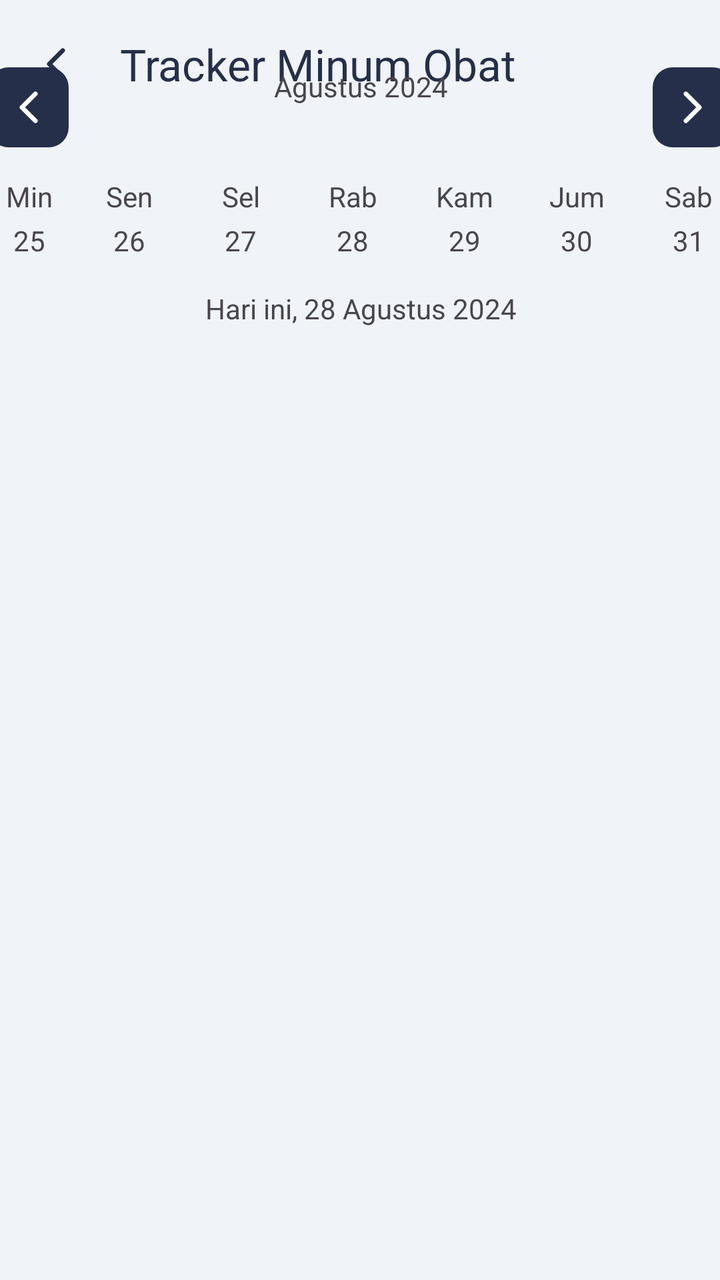
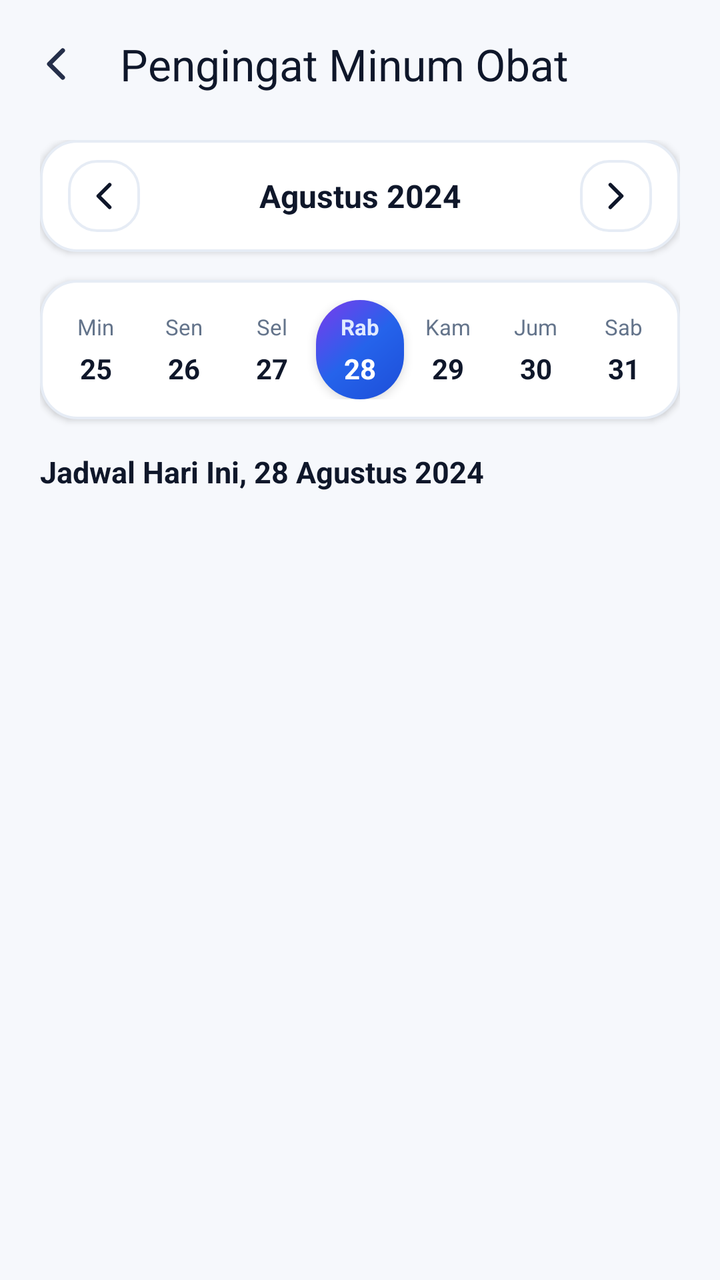

Screens rendered from an Android XML layout before and after an edit, with the pre-edit source and the edit as a unified diff.
<!-- AndroidManifest.xml: application theme Theme.PatientMobileApp -->
<!-- res/layout/activity_tracker_minum_obat.xml -->
<?xml version="1.0" encoding="utf-8"?>
<androidx.constraintlayout.widget.ConstraintLayout xmlns:android="http://schemas.android.com/apk/res/android"
    xmlns:app="http://schemas.android.com/apk/res-auto"
    xmlns:tools="http://schemas.android.com/tools" android:id="@+id/main" android:layout_width="match_parent" android:layout_height="match_parent" android:background="@color/abu" tools:context=".TrackerMinumObat">

    <androidx.appcompat.widget.Toolbar android:id="@+id/trackerobat" android:layout_width="match_parent" android:layout_height="wrap_content" android:background="@color/abu" android:minHeight="?attr/actionBarSize" app:layout_constraintEnd_toEndOf="parent" app:layout_constraintStart_toStartOf="parent" app:layout_constraintTop_toTopOf="parent" app:navigationIcon="@drawable/ion_chevron_back" app:title="Tracker Minum Obat" app:titleTextColor="@color/biruTua" />

    <LinearLayout android:layout_width="372dp" android:layout_height="637dp" android:orientation="vertical" app:layout_constraintBottom_toBottomOf="parent" app:layout_constraintEnd_toEndOf="parent" app:layout_constraintStart_toStartOf="parent" app:layout_constraintTop_toBottomOf="@+id/trackerobat">

        <LinearLayout android:layout_width="match_parent" android:layout_height="wrap_content" android:layout_marginBottom="15dp" android:orientation="horizontal">

            <ImageButton android:id="@+id/buttonprev" android:layout_width="40dp" android:layout_height="40dp" android:background="@drawable/button_biru" android:src="@drawable/ion_chevron_back" android:contentDescription="Back" app:tint="@android:color/white" />

            <TextView android:id="@+id/textView2" android:layout_width="225dp" android:layout_height="wrap_content" android:layout_weight="1" android:text="Agustus 2024" android:textAlignment="center" />

            <ImageButton android:id="@+id/buttonnext" android:layout_width="40dp" android:layout_height="40dp" android:background="@drawable/button_biru" android:src="@drawable/ion_chevron_back" android:contentDescription="Back" android:rotation="180" app:tint="@android:color/white" />
        </LinearLayout>

        <LinearLayout android:layout_width="match_parent" android:layout_height="wrap_content" android:layout_marginBottom="15dp" android:orientation="horizontal">

            <LinearLayout android:layout_width="41dp" android:layout_height="match_parent" android:layout_marginRight="10dp" android:orientation="vertical">

                <TextView android:id="@+id/textView3" android:layout_width="match_parent" android:layout_height="wrap_content" android:layout_marginBottom="3dp" android:text="Min" android:textAlignment="center" />

                <TextView android:id="@+id/textView6" android:layout_width="match_parent" android:layout_height="wrap_content" android:text="25" android:textAlignment="center" />
            </LinearLayout>

            <LinearLayout android:layout_width="39dp" android:layout_height="match_parent" android:layout_marginRight="16dp" android:orientation="vertical">

                <TextView android:id="@+id/textView20" android:layout_width="match_parent" android:layout_height="wrap_content" android:layout_marginBottom="3dp" android:text="Sen" android:textAlignment="center" />

                <TextView android:id="@+id/textView21" android:layout_width="match_parent" android:layout_height="wrap_content" android:text="26" android:textAlignment="center" />
            </LinearLayout>

            <LinearLayout android:layout_width="40dp" android:layout_height="match_parent" android:layout_marginRight="16dp" android:orientation="vertical">

                <TextView android:id="@+id/textView22" android:layout_width="match_parent" android:layout_height="wrap_content" android:layout_marginBottom="3dp" android:text="Sel" android:textAlignment="center" />

                <TextView android:id="@+id/textView23" android:layout_width="match_parent" android:layout_height="wrap_content" android:text="27" android:textAlignment="center" />
            </LinearLayout>

            <LinearLayout android:layout_width="40dp" android:layout_height="match_parent" android:layout_marginRight="16dp" android:orientation="vertical">

                <TextView android:id="@+id/textView24" android:layout_width="match_parent" android:layout_height="wrap_content" android:layout_marginBottom="3dp" android:text="Rab" android:textAlignment="center" />

                <TextView android:id="@+id/textView25" android:layout_width="match_parent" android:layout_height="wrap_content" android:text="28" android:textAlignment="center" />
            </LinearLayout>

            <LinearLayout android:layout_width="40dp" android:layout_height="match_parent" android:layout_marginRight="16dp" android:orientation="vertical">

                <TextView android:id="@+id/textView26" android:layout_width="match_parent" android:layout_height="wrap_content" android:layout_marginBottom="3dp" android:text="Kam" android:textAlignment="center" />

                <TextView android:id="@+id/textView27" android:layout_width="match_parent" android:layout_height="wrap_content" android:text="29" android:textAlignment="center" />
            </LinearLayout>

            <LinearLayout android:layout_width="40dp" android:layout_height="match_parent" android:layout_marginRight="16dp" android:orientation="vertical">

                <TextView android:id="@+id/textView28" android:layout_width="match_parent" android:layout_height="wrap_content" android:layout_marginBottom="3dp" android:text="Jum" android:textAlignment="center" />

                <TextView android:id="@+id/textView29" android:layout_width="match_parent" android:layout_height="wrap_content" android:text="30" android:textAlignment="center" />
            </LinearLayout>

            <LinearLayout android:layout_width="40dp" android:layout_height="match_parent" android:layout_marginRight="16dp" android:orientation="vertical">

                <TextView android:id="@+id/textView30" android:layout_width="match_parent" android:layout_height="wrap_content" android:layout_marginBottom="3dp" android:text="Sab" android:textAlignment="center" />

                <TextView android:id="@+id/textView31" android:layout_width="match_parent" android:layout_height="wrap_content" android:text="31" android:textAlignment="center" />
            </LinearLayout>
        </LinearLayout>

        <TextView android:id="@+id/textView32" android:layout_width="match_parent" android:layout_height="wrap_content" android:layout_marginBottom="30dp" android:text="Hari ini, 28 Agustus 2024" android:textAlignment="center" />

        <androidx.recyclerview.widget.RecyclerView android:id="@+id/trackerRecycler" android:layout_width="match_parent" android:layout_height="match_parent" />


    </LinearLayout>
</androidx.constraintlayout.widget.ConstraintLayout>
<!-- resources referenced by this layout -->
<resources>
  <color name="abu">#F0F4F8</color>
  <color name="biruTua">#252F4A</color>
  <!-- drawable button_biru (drawable) -->
  <?xml version="1.0" encoding="utf-8"?>
  <shape xmlns:android="http://schemas.android.com/apk/res/android">
      <solid android:color="@color/biruTua"/>
      <corners android:radius="10dp"/>
  </shape>
  <!-- drawable ion_chevron_back (drawable) -->
  <vector xmlns:android="http://schemas.android.com/apk/res/android"
      android:width="24dp"
      android:height="24dp"
      android:viewportWidth="24"
      android:viewportHeight="24">
    <path
        android:pathData="M15.375,5.25L8.625,12L15.375,18.75"
        android:strokeLineJoin="round"
        android:strokeWidth="2.25"
        android:fillColor="#00000000"
        android:strokeColor="#252F4A"
        android:strokeLineCap="round"/>
  </vector>
  <style name="Theme.PatientMobileApp" parent="Base.Theme.PatientMobileApp" />
  <style name="Base.Theme.PatientMobileApp" parent="Theme.Material3.DayNight.NoActionBar">
          
          <item name="colorPrimary">@color/biruTua</item>
          <item name="actionBarTheme">@style/ThemeOverlay.Material3.ActionBar</item>
          <item name="android:windowBackground">@color/abu</item>
          <item name="android:forceDarkAllowed" tools:targetApi="q">false</item>
      </style>
</resources>

<!-- the commit's change to res/layout/activity_tracker_minum_obat.xml (unified diff, before → after) -->
@@ -1,77 +1,314 @@
 <?xml version="1.0" encoding="utf-8"?>
 <androidx.constraintlayout.widget.ConstraintLayout xmlns:android="http://schemas.android.com/apk/res/android"
     xmlns:app="http://schemas.android.com/apk/res-auto"
-    xmlns:tools="http://schemas.android.com/tools" android:id="@+id/main" android:layout_width="match_parent" android:layout_height="match_parent" android:background="@color/abu" tools:context=".TrackerMinumObat">
-
-    <androidx.appcompat.widget.Toolbar android:id="@+id/trackerobat" android:layout_width="match_parent" android:layout_height="wrap_content" android:background="@color/abu" android:minHeight="?attr/actionBarSize" app:layout_constraintEnd_toEndOf="parent" app:layout_constraintStart_toStartOf="parent" app:layout_constraintTop_toTopOf="parent" app:navigationIcon="@drawable/ion_chevron_back" app:title="Tracker Minum Obat" app:titleTextColor="@color/biruTua" />
-
-    <LinearLayout android:layout_width="372dp" android:layout_height="637dp" android:orientation="vertical" app:layout_constraintBottom_toBottomOf="parent" app:layout_constraintEnd_toEndOf="parent" app:layout_constraintStart_toStartOf="parent" app:layout_constraintTop_toBottomOf="@+id/trackerobat">
-
-        <LinearLayout android:layout_width="match_parent" android:layout_height="wrap_content" android:layout_marginBottom="15dp" android:orientation="horizontal">
-
-            <ImageButton android:id="@+id/buttonprev" android:layout_width="40dp" android:layout_height="40dp" android:background="@drawable/button_biru" android:src="@drawable/ion_chevron_back" android:contentDescription="Back" app:tint="@android:color/white" />
-
-            <TextView android:id="@+id/textView2" android:layout_width="225dp" android:layout_height="wrap_content" android:layout_weight="1" android:text="Agustus 2024" android:textAlignment="center" />
-
-            <ImageButton android:id="@+id/buttonnext" android:layout_width="40dp" android:layout_height="40dp" android:background="@drawable/button_biru" android:src="@drawable/ion_chevron_back" android:contentDescription="Back" android:rotation="180" app:tint="@android:color/white" />
+    xmlns:tools="http://schemas.android.com/tools"
+    android:id="@+id/main"
+    android:layout_width="match_parent"
+    android:layout_height="match_parent"
+    android:background="@color/bg_main"
+    tools:context=".TrackerMinumObat">
+
+    <androidx.appcompat.widget.Toolbar
+        android:id="@+id/trackerobat"
+        android:layout_width="match_parent"
+        android:layout_height="wrap_content"
+        android:background="@color/bg_main"
+        android:minHeight="?attr/actionBarSize"
+        app:layout_constraintEnd_toEndOf="parent"
+        app:layout_constraintStart_toStartOf="parent"
+        app:layout_constraintTop_toTopOf="parent"
+        app:navigationIcon="@drawable/ion_chevron_back"
+        app:title="Pengingat Minum Obat"
+        app:titleTextColor="@color/textPrimary" />
+
+    <LinearLayout
+        android:layout_width="match_parent"
+        android:layout_height="0dp"
+        android:orientation="vertical"
+        android:paddingHorizontal="20dp"
+        android:paddingTop="6dp"
+        android:paddingBottom="16dp"
+        app:layout_constraintBottom_toBottomOf="parent"
+        app:layout_constraintEnd_toEndOf="parent"
+        app:layout_constraintStart_toStartOf="parent"
+        app:layout_constraintTop_toBottomOf="@+id/trackerobat">
+
+        
+        <LinearLayout
+            android:layout_width="match_parent"
+            android:layout_height="wrap_content"
+            android:layout_marginBottom="14dp"
+            android:background="@drawable/shape_bulletin_card"
+            android:elevation="2dp"
+            android:gravity="center_vertical"
+            android:orientation="horizontal"
+            android:paddingHorizontal="14dp"
+            android:paddingVertical="10dp">
+
+            <ImageButton
+                android:id="@+id/buttonprev"
+                android:layout_width="36dp"
+                android:layout_height="36dp"
+                android:background="@drawable/shape_header_action_btn"
+                android:contentDescription="Bulan Sebelumnya"
+                android:padding="8dp"
+                android:scaleType="fitCenter"
+                android:src="@drawable/ion_chevron_back"
+                app:tint="@color/textPrimary" />
+
+            <TextView
+                android:id="@+id/textView2"
+                android:layout_width="0dp"
+                android:layout_height="wrap_content"
+                android:layout_weight="1"
+                android:text="Agustus 2024"
+                android:textAlignment="center"
+                android:textColor="@color/textPrimary"
+                android:textSize="16sp"
+                android:textStyle="bold" />
+
+            <ImageButton
+                android:id="@+id/buttonnext"
+                android:layout_width="36dp"
+                android:layout_height="36dp"
+                android:background="@drawable/shape_header_action_btn"
+                android:contentDescription="Bulan Berikutnya"
+                android:padding="8dp"
+                android:rotation="180"
+                android:scaleType="fitCenter"
+                android:src="@drawable/ion_chevron_back"
+                app:tint="@color/textPrimary" />
         </LinearLayout>
 
-        <LinearLayout android:layout_width="match_parent" android:layout_height="wrap_content" android:layout_marginBottom="15dp" android:orientation="horizontal">
-
-            <LinearLayout android:layout_width="41dp" android:layout_height="match_parent" android:layout_marginRight="10dp" android:orientation="vertical">
-
-                <TextView android:id="@+id/textView3" android:layout_width="match_parent" android:layout_height="wrap_content" android:layout_marginBottom="3dp" android:text="Min" android:textAlignment="center" />
-
-                <TextView android:id="@+id/textView6" android:layout_width="match_parent" android:layout_height="wrap_content" android:text="25" android:textAlignment="center" />
-            </LinearLayout>
-
-            <LinearLayout android:layout_width="39dp" android:layout_height="match_parent" android:layout_marginRight="16dp" android:orientation="vertical">
-
-                <TextView android:id="@+id/textView20" android:layout_width="match_parent" android:layout_height="wrap_content" android:layout_marginBottom="3dp" android:text="Sen" android:textAlignment="center" />
-
-                <TextView android:id="@+id/textView21" android:layout_width="match_parent" android:layout_height="wrap_content" android:text="26" android:textAlignment="center" />
-            </LinearLayout>
-
-            <LinearLayout android:layout_width="40dp" android:layout_height="match_parent" android:layout_marginRight="16dp" android:orientation="vertical">
-
-                <TextView android:id="@+id/textView22" android:layout_width="match_parent" android:layout_height="wrap_content" android:layout_marginBottom="3dp" android:text="Sel" android:textAlignment="center" />
-
-                <TextView android:id="@+id/textView23" android:layout_width="match_parent" android:layout_height="wrap_content" android:text="27" android:textAlignment="center" />
-            </LinearLayout>
-
-            <LinearLayout android:layout_width="40dp" android:layout_height="match_parent" android:layout_marginRight="16dp" android:orientation="vertical">
-
-                <TextView android:id="@+id/textView24" android:layout_width="match_parent" android:layout_height="wrap_content" android:layout_marginBottom="3dp" android:text="Rab" android:textAlignment="center" />
-
-                <TextView android:id="@+id/textView25" android:layout_width="match_parent" android:layout_height="wrap_content" android:text="28" android:textAlignment="center" />
-            </LinearLayout>
-
-            <LinearLayout android:layout_width="40dp" android:layout_height="match_parent" android:layout_marginRight="16dp" android:orientation="vertical">
-
-                <TextView android:id="@+id/textView26" android:layout_width="match_parent" android:layout_height="wrap_content" android:layout_marginBottom="3dp" android:text="Kam" android:textAlignment="center" />
-
-                <TextView android:id="@+id/textView27" android:layout_width="match_parent" android:layout_height="wrap_content" android:text="29" android:textAlignment="center" />
-            </LinearLayout>
-
-            <LinearLayout android:layout_width="40dp" android:layout_height="match_parent" android:layout_marginRight="16dp" android:orientation="vertical">
-
-                <TextView android:id="@+id/textView28" android:layout_width="match_parent" android:layout_height="wrap_content" android:layout_marginBottom="3dp" android:text="Jum" android:textAlignment="center" />
-
-                <TextView android:id="@+id/textView29" android:layout_width="match_parent" android:layout_height="wrap_content" android:text="30" android:textAlignment="center" />
-            </LinearLayout>
-
-            <LinearLayout android:layout_width="40dp" android:layout_height="match_parent" android:layout_marginRight="16dp" android:orientation="vertical">
-
-                <TextView android:id="@+id/textView30" android:layout_width="match_parent" android:layout_height="wrap_content" android:layout_marginBottom="3dp" android:text="Sab" android:textAlignment="center" />
-
-                <TextView android:id="@+id/textView31" android:layout_width="match_parent" android:layout_height="wrap_content" android:text="31" android:textAlignment="center" />
+        
+        <LinearLayout
+            android:layout_width="match_parent"
+            android:layout_height="wrap_content"
+            android:layout_marginBottom="16dp"
+            android:background="@drawable/shape_bulletin_card"
+            android:elevation="2dp"
+            android:orientation="horizontal"
+            android:paddingHorizontal="6dp"
+            android:paddingVertical="10dp">
+
+            
+            <LinearLayout
+                android:layout_width="0dp"
+                android:layout_height="wrap_content"
+                android:layout_weight="1"
+                android:gravity="center"
+                android:orientation="vertical"
+                android:paddingVertical="6dp">
+
+                <TextView
+                    android:id="@+id/textView3"
+                    android:layout_width="wrap_content"
+                    android:layout_height="wrap_content"
+                    android:text="Min"
+                    android:textColor="@color/textSecondary"
+                    android:textSize="11sp" />
+
+                <TextView
+                    android:id="@+id/textView6"
+                    android:layout_width="wrap_content"
+                    android:layout_height="wrap_content"
+                    android:layout_marginTop="4dp"
+                    android:text="25"
+                    android:textColor="@color/textPrimary"
+                    android:textSize="14sp"
+                    android:textStyle="bold" />
+            </LinearLayout>
+
+            
+            <LinearLayout
+                android:layout_width="0dp"
+                android:layout_height="wrap_content"
+                android:layout_weight="1"
+                android:gravity="center"
+                android:orientation="vertical"
+                android:paddingVertical="6dp">
+
+                <TextView
+                    android:id="@+id/textView20"
+                    android:layout_width="wrap_content"
+                    android:layout_height="wrap_content"
+                    android:text="Sen"
+                    android:textColor="@color/textSecondary"
+                    android:textSize="11sp" />
+
+                <TextView
+                    android:id="@+id/textView21"
+                    android:layout_width="wrap_content"
+                    android:layout_height="wrap_content"
+                    android:layout_marginTop="4dp"
+                    android:text="26"
+                    android:textColor="@color/textPrimary"
+                    android:textSize="14sp"
+                    android:textStyle="bold" />
+            </LinearLayout>
+
+            
+            <LinearLayout
+                android:layout_width="0dp"
+                android:layout_height="wrap_content"
+                android:layout_weight="1"
+                android:gravity="center"
+                android:orientation="vertical"
+                android:paddingVertical="6dp">
+
+                <TextView
+                    android:id="@+id/textView22"
+                    android:layout_width="wrap_content"
+                    android:layout_height="wrap_content"
+                    android:text="Sel"
+                    android:textColor="@color/textSecondary"
+                    android:textSize="11sp" />
+
+                <TextView
+                    android:id="@+id/textView23"
+                    android:layout_width="wrap_content"
+                    android:layout_height="wrap_content"
+                    android:layout_marginTop="4dp"
+                    android:text="27"
+                    android:textColor="@color/textPrimary"
+                    android:textSize="14sp"
+                    android:textStyle="bold" />
+            </LinearLayout>
+
+            
+            <LinearLayout
+                android:layout_width="0dp"
+                android:layout_height="wrap_content"
+                android:layout_weight="1"
+                android:background="@drawable/shape_hero_card"
+                android:elevation="3dp"
+                android:gravity="center"
+                android:orientation="vertical"
+                android:paddingVertical="6dp">
+
+                <TextView
+                    android:id="@+id/textView24"
+                    android:layout_width="wrap_content"
+                    android:layout_height="wrap_content"
+                    android:text="Rab"
+                    android:textColor="#E0EAFF"
+                    android:textSize="11sp"
+                    android:textStyle="bold" />
+
+                <TextView
+                    android:id="@+id/textView25"
+                    android:layout_width="wrap_content"
+                    android:layout_height="wrap_content"
+                    android:layout_marginTop="4dp"
+                    android:text="28"
+                    android:textColor="@color/white"
+                    android:textSize="14sp"
+                    android:textStyle="bold" />
+            </LinearLayout>
+
+            
+            <LinearLayout
+                android:layout_width="0dp"
+                android:layout_height="wrap_content"
+                android:layout_weight="1"
+                android:gravity="center"
+                android:orientation="vertical"
+                android:paddingVertical="6dp">
+
+                <TextView
+                    android:id="@+id/textView26"
+                    android:layout_width="wrap_content"
+                    android:layout_height="wrap_content"
+                    android:text="Kam"
+                    android:textColor="@color/textSecondary"
+                    android:textSize="11sp" />
+
+                <TextView
+                    android:id="@+id/textView27"
+                    android:layout_width="wrap_content"
+                    android:layout_height="wrap_content"
+                    android:layout_marginTop="4dp"
+                    android:text="29"
+                    android:textColor="@color/textPrimary"
+                    android:textSize="14sp"
+                    android:textStyle="bold" />
+            </LinearLayout>
+
+            
+            <LinearLayout
+                android:layout_width="0dp"
+                android:layout_height="wrap_content"
+                android:layout_weight="1"
+                android:gravity="center"
+                android:orientation="vertical"
+                android:paddingVertical="6dp">
+
+                <TextView
+                    android:id="@+id/textView28"
+                    android:layout_width="wrap_content"
+                    android:layout_height="wrap_content"
+                    android:text="Jum"
+                    android:textColor="@color/textSecondary"
+                    android:textSize="11sp" />
+
+                <TextView
+                    android:id="@+id/textView29"
+                    android:layout_width="wrap_content"
+                    android:layout_height="wrap_content"
+                    android:layout_marginTop="4dp"
+                    android:text="30"
+                    android:textColor="@color/textPrimary"
+                    android:textSize="14sp"
+                    android:textStyle="bold" />
+            </LinearLayout>
+
+            
+            <LinearLayout
+                android:layout_width="0dp"
+                android:layout_height="wrap_content"
+                android:layout_weight="1"
+                android:gravity="center"
+                android:orientation="vertical"
+                android:paddingVertical="6dp">
+
+                <TextView
+                    android:id="@+id/textView30"
+                    android:layout_width="wrap_content"
+                    android:layout_height="wrap_content"
+                    android:text="Sab"
+                    android:textColor="@color/textSecondary"
+                    android:textSize="11sp" />
+
+                <TextView
+                    android:id="@+id/textView31"
+                    android:layout_width="wrap_content"
+                    android:layout_height="wrap_content"
+                    android:layout_marginTop="4dp"
+                    android:text="31"
+                    android:textColor="@color/textPrimary"
+                    android:textSize="14sp"
+                    android:textStyle="bold" />
             </LinearLayout>
         </LinearLayout>
 
-        <TextView android:id="@+id/textView32" android:layout_width="match_parent" android:layout_height="wrap_content" android:layout_marginBottom="30dp" android:text="Hari ini, 28 Agustus 2024" android:textAlignment="center" />
-
-        <androidx.recyclerview.widget.RecyclerView android:id="@+id/trackerRecycler" android:layout_width="match_parent" android:layout_height="match_parent" />
-
+        
+        <TextView
+            android:id="@+id/textView32"
+            android:layout_width="wrap_content"
+            android:layout_height="wrap_content"
+            android:layout_marginBottom="12dp"
+            android:text="Jadwal Hari Ini, 28 Agustus 2024"
+            android:textColor="@color/textPrimary"
+            android:textSize="15sp"
+            android:textStyle="bold" />
+
+        
+        <androidx.recyclerview.widget.RecyclerView
+            android:id="@+id/trackerRecycler"
+            android:layout_width="match_parent"
+            android:layout_height="0dp"
+            android:layout_weight="1"
+            android:overScrollMode="ifContentScrolls" />
 
     </LinearLayout>
 </androidx.constraintlayout.widget.ConstraintLayout>
<!-- resource entries referenced after the edit -->
@@ -1,13 +1,9 @@
 <!-- resources referenced by this layout -->
 <resources>
-  <color name="abu">#F0F4F8</color>
-  <color name="biruTua">#252F4A</color>
-  <!-- drawable button_biru (drawable) -->
-  <?xml version="1.0" encoding="utf-8"?>
-  <shape xmlns:android="http://schemas.android.com/apk/res/android">
-      <solid android:color="@color/biruTua"/>
-      <corners android:radius="10dp"/>
-  </shape>
+  <color name="bg_main">#F6F8FC</color>
+  <color name="textPrimary">#0F172A</color>
+  <color name="textSecondary">#64748B</color>
+  <color name="white">#FFFFFFFF</color>
   <!-- drawable ion_chevron_back (drawable) -->
   <vector xmlns:android="http://schemas.android.com/apk/res/android"
       android:width="24dp"
@@ -22,13 +18,58 @@
         android:strokeColor="#252F4A"
         android:strokeLineCap="round"/>
   </vector>
+  <!-- drawable shape_bulletin_card (drawable) -->
+  <?xml version="1.0" encoding="utf-8"?>
+  <ripple xmlns:android="http://schemas.android.com/apk/res/android"
+      android:color="#152563EB">
+      <item>
+          <shape android:shape="rectangle">
+              <solid android:color="@color/card_bg_pure" />
+              <corners android:radius="18dp" />
+              <stroke
+                  android:width="1.2dp"
+                  android:color="@color/card_stroke" />
+          </shape>
+      </item>
+  </ripple>
+  <!-- drawable shape_header_action_btn (drawable) -->
+  <?xml version="1.0" encoding="utf-8"?>
+  <ripple xmlns:android="http://schemas.android.com/apk/res/android"
+      android:color="#201167FE">
+      <item>
+          <shape android:shape="rectangle">
+              <solid android:color="@color/white" />
+              <corners android:radius="14dp" />
+              <stroke
+                  android:width="1.2dp"
+                  android:color="@color/card_stroke" />
+          </shape>
+      </item>
+  </ripple>
+  <!-- drawable shape_hero_card (drawable) -->
+  <?xml version="1.0" encoding="utf-8"?>
+  <shape xmlns:android="http://schemas.android.com/apk/res/android">
+      <gradient
+          android:angle="135"
+          android:startColor="@color/hero_gradient_start"
+          android:centerColor="@color/hero_gradient_mid"
+          android:endColor="@color/hero_gradient_end"
+          android:type="linear" />
+      <corners android:radius="24dp" />
+  </shape>
   <style name="Theme.PatientMobileApp" parent="Base.Theme.PatientMobileApp" />
+  <color name="card_bg_pure">#FFFFFF</color>
+  <color name="card_stroke">#E6ECF5</color>
+  <color name="hero_gradient_start">#1D4ED8</color>
+  <color name="hero_gradient_mid">#2563EB</color>
+  <color name="hero_gradient_end">#7C3AED</color>
   <style name="Base.Theme.PatientMobileApp" parent="Theme.Material3.DayNight.NoActionBar">
           
-          <item name="colorPrimary">@color/biruTua</item>
+          <item name="colorPrimary">@color/biruNeon</item>
           <item name="actionBarTheme">@style/ThemeOverlay.Material3.ActionBar</item>
-          <item name="android:windowBackground">@color/abu</item>
+          <item name="android:windowBackground">@color/bg_main</item>
           <item name="android:forceDarkAllowed" tools:targetApi="q">false</item>
       </style>
+  <color name="biruNeon">#1167FE</color>
 </resources>
 
